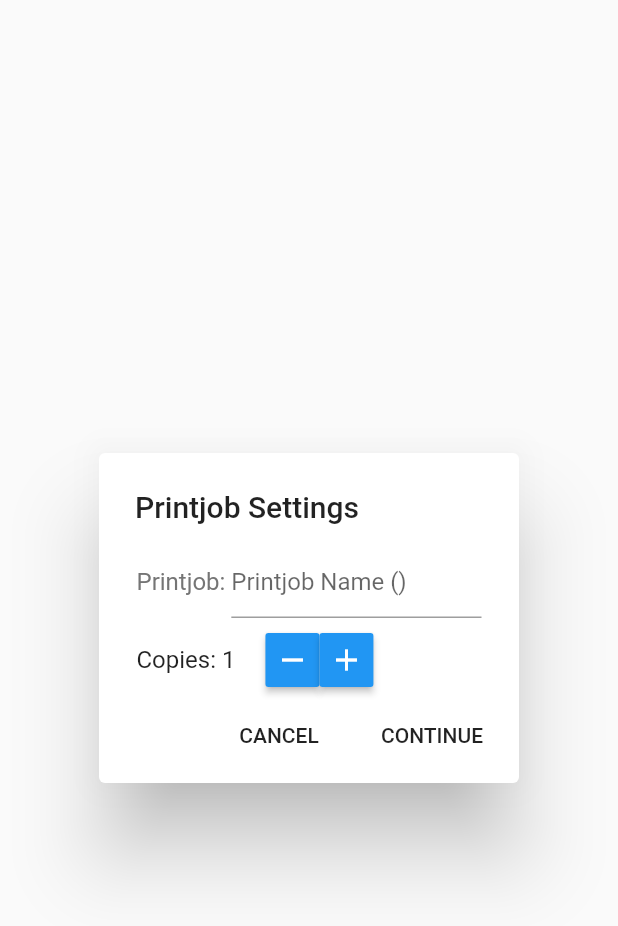
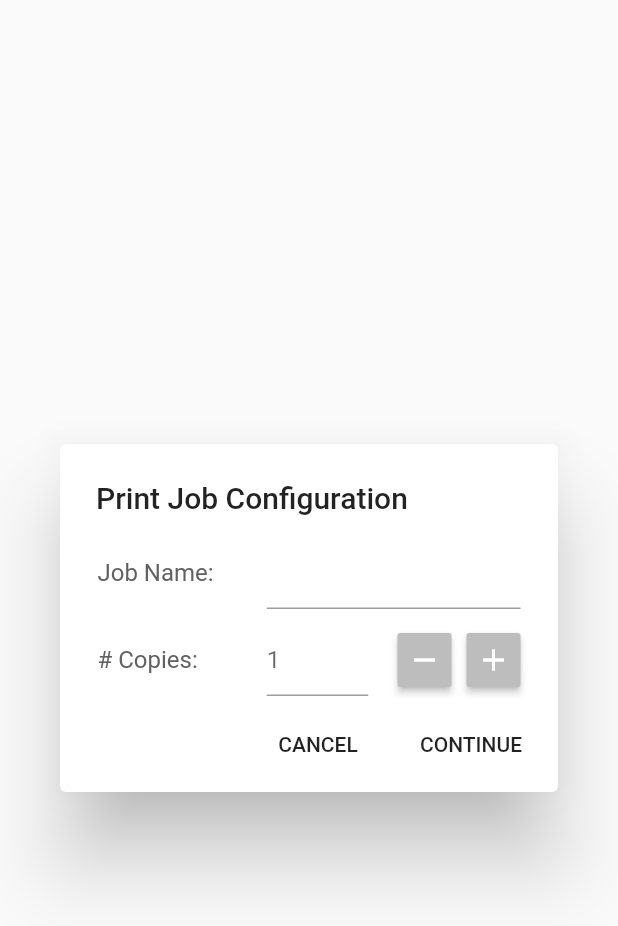
Before and after one commit to travisjayday/mitprint, a Flutter app: the PrintDialog widget shown alone on an empty page, opened directly with empty values, on a phone screen of 412 x 824 dp. Shown: the top 926 px of the screen. Run offline on Flutter 3.47's test engine with Material 2 defaults, Android fonts, the phone set to English and light mode, and no system bars; our stand-ins replace file_picker, flutter_spinkit, percent_indicator, shared_preferences; missing offline and left inert: pdf_render, shared_preferences_settings, ssh; accounts and stored records are empty.

Commit message:
Added icon files to assets. Finished designing print settings dialog to set multiple copies and printjob name. Fixed some other bugs.

```diff
--- a/lib/widgets/kerbDialog.dart
+++ b/lib/widgets/kerbDialog.dart
@@ -1,6 +1,4 @@
 import 'package:flutter/material.dart';
-import 'package:flutter/services.dart';
-import 'package:shared_preferences/shared_preferences.dart';
 
 class KerbDialog extends StatefulWidget {
   String usr;
@@ -64,7 +62,7 @@ class _KerbDialogState extends State<KerbDialog> {
         new FlatButton(
           child: new Text('CANCEL'),
           onPressed: () {
-            Navigator.of(context).pop("cancelled");
+            Navigator.of(context).pop();
           },
         ),
         new FlatButton(
--- a/lib/widgets/printDialog.dart
+++ b/lib/widgets/printDialog.dart
@@ -1,6 +1,5 @@
 import 'package:flutter/material.dart';
 import 'package:flutter/services.dart';
-import 'package:shared_preferences/shared_preferences.dart';
 
 class PrintDialog extends StatefulWidget {
   String fileName;
@@ -13,64 +12,122 @@ class PrintDialog extends StatefulWidget {
 
 class _PrintDialogState extends State<PrintDialog> {
   int copies = 1;
-  TextEditingController printName = new TextEditingController();
+  TextEditingController printNameCotrol = new TextEditingController();
+  TextEditingController copiesControl = new TextEditingController();
 
   Widget build(BuildContext context) {
     return AlertDialog(
-      title: Text('Printjob Settings'),
+      title: Text('Print Job Configuration'),
       contentPadding: EdgeInsets.fromLTRB(25, 15, 25, 0.0),
       content: SingleChildScrollView(
           scrollDirection: Axis.vertical,
-          child: Column(mainAxisSize: MainAxisSize.max, children: [
-            Row(children: [
-              Text("Printjob: ", style: TextStyle(color: Colors.grey[600]),),
-              Flexible(child: TextFormField(
-                  controller: printName,
+          child: Wrap(
+            runSpacing: 10,
+            children: [
+              Row(
+                children: [
+                  Expanded(
+                      flex: 40,
+                      child: Text(
+                        "Job Name: ",
+                        style: TextStyle(color: Colors.grey[700]),
+                      )),
+                  Expanded(
+                      flex: 60,
+                      child: TextField(
+                          controller: printNameCotrol,
                           decoration: InputDecoration(
-                      hintText: "Printjob Name (" +
-                          widget.fileName.split("/").last +
-                          ")")))
-            ]),
+                              hintText: widget.fileName.split("/").last)))
+                ],
+              ),
+              Row(
+                mainAxisAlignment: MainAxisAlignment.start,
+                children: [
+                  Expanded(
+                      flex: 40,
+                      child: Text(
+                        "# Copies: ",
+                        style: TextStyle(color: Colors.grey[700]),
+                      )),
+                  Expanded(
+                      flex: 60,
+                      child: Row(children: [
+                        Expanded(
+                            flex: 40,
+                            child: TextField(
+                                controller: copiesControl,
+                                keyboardType: TextInputType.number,
+                                onChanged: (text) {
+                                  setState(() {});
+                                  var c = int.tryParse(text);
+                                  if (c != null && c > 0) copies = c;
+                                  if (text.contains(new RegExp("[^0-9]"))) {
+                                    String txt = text.replaceAll(
+                                        new RegExp("[^0-9]"), "");
+                                    copiesControl.value = copiesControl.value
+                                        .copyWith(
+                                            text: txt,
+                                            selection: TextSelection(
+                                                baseOffset: txt.length,
+                                                extentOffset: txt.length));
+                                  }
+                                },
+                                decoration: InputDecoration(
+                                    hintText: "1"))),
+                        Expanded(
+                            flex: 60,
+                            child: Row(
+                                mainAxisAlignment: MainAxisAlignment.end,
+                                children: [
                                   Padding(
-                padding: EdgeInsets.fromLTRB(0, 10, 0, 0),
-                child: Row(
-                  mainAxisAlignment: MainAxisAlignment.start,
-                  children: <Widget>[
-                    Text("Copies: " + copies.toString()),
-                    Padding(
-                        padding: EdgeInsets.fromLTRB(20, 0, 0, 0),
+                                      padding: EdgeInsets.fromLTRB(0, 0, 10, 0),
                                       child: SizedBox(
                                           width: 36,
                                           height: 36,
                                           child: RaisedButton(
-                              color: Colors.blue,
                                             padding: EdgeInsets.all(0),
-                              child: Icon(Icons.remove, color: Colors.white),
-                              onPressed: () => setState(() => copies--),
+                                            color: Colors.grey[400],
+                                            child: Icon(Icons.remove,
+                                                color: Colors.white),
+                                            onPressed: () => setState(() =>
+                                                copiesControl.text = (copies > 1
+                                                        ? --copies
+                                                        : copies)
+                                                    .toString()),
                                           ))),
                                   SizedBox(
                                     width: 36,
                                     height: 36,
                                     child: RaisedButton(
-                          color: Colors.blue,
                                       padding: EdgeInsets.all(0),
-                          child: Icon(Icons.add, color: Colors.white),
-                          onPressed: () => setState(() => copies++),
+                                      color: Colors.grey[400],
+                                      child:
+                                          Icon(Icons.add, color: Colors.white),
+                                      onPressed: () => setState(() =>
+                                          copiesControl.text =
+                                              (++copies).toString()),
+                                    ),
+                                  )
+                                ]))
+                      ])),
+                ],
+              )
+            ],
           )),
-                  ],
-                ))
-          ])),
       actions: <Widget>[
         new FlatButton(
           child: new Text('CANCEL'),
           onPressed: () {
-            Navigator.of(context).pop("cancelled");
+            Navigator.of(context).pop();
           },
         ),
         new FlatButton(
           child: new Text('CONTINUE'),
           onPressed: () async {
-            Navigator.of(context).pop([printName.text.toString(), copies]);
+            Navigator.of(context).pop({
+              "title": printNameCotrol.text.toString(),
+              "copies": copies.toString()
+            });
           },
         )
       ],
```
Also changed, not shown: lib/pharos/athenaSSH.dart (+13 -4 lines), lib/screens/mainScreen.dart (+22 -17 lines), assets/Monospace.ttf (added), assets/icon/icon-background.png (added), assets/icon/icon-foreground.png (added), assets/icon/icon.png (added). Lines whose indentation alone changed are shown as unchanged.
